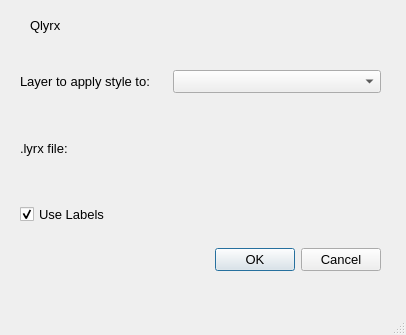
The window that plugin/qlyrx/qlyrx_dialog_base.ui (arc2qgis/lyrxtoqml) describes before a commit, drawn with Qt 5.
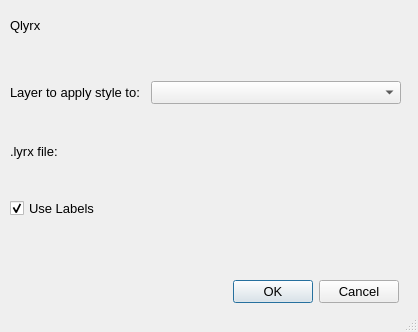
The same window after the commit. Custom widgets are drawn as their Qt base class.

Commit message: changed to grid layout

Patch:
```diff
--- a/plugin/qlyrx/qlyrx_dialog_base.ui
+++ b/plugin/qlyrx/qlyrx_dialog_base.ui
@@ -6,8 +6,8 @@
    <rect>
     <x>0</x>
     <y>0</y>
-    <width>406</width>
-    <height>335</height>
+    <width>418</width>
+    <height>332</height>
    </rect>
   </property>
   <property name="font">
@@ -21,19 +21,37 @@
   <property name="sizeGripEnabled">
    <bool>true</bool>
   </property>
-  <widget class="QWidget" name="gridLayoutWidget">
+  <widget class="QLabel" name="header">
    <property name="geometry">
     <rect>
-     <x>20</x>
-     <y>70</y>
-     <width>361</width>
+     <x>10</x>
+     <y>10</y>
+     <width>381</width>
+     <height>31</height>
+    </rect>
+   </property>
+   <property name="text">
+    <string>Qlyrx</string>
+   </property>
+  </widget>
+  <widget class="QWidget" name="gridLayoutWidget_2">
+   <property name="geometry">
+    <rect>
+     <x>10</x>
+     <y>50</y>
+     <width>391</width>
      <height>201</height>
     </rect>
    </property>
-   <layout class="QVBoxLayout" name="verticalLayout_3">
-    <property name="spacing">
-     <number>23</number>
+   <layout class="QGridLayout" name="gridLayout">
+    <property name="horizontalSpacing">
+     <number>28</number>
     </property>
+    <property name="verticalSpacing">
+     <number>6</number>
+    </property>
+    <item row="0" column="0">
+     <layout class="QVBoxLayout" name="verticalLayout">
     <item>
      <layout class="QHBoxLayout" name="horizontalLayout_3">
       <item>
@@ -45,14 +63,14 @@
          </sizepolicy>
         </property>
         <property name="text">
-         <string>Layer to apply style to:</string>
+           <string>Layer to apply style to:   </string>
         </property>
        </widget>
       </item>
       <item>
        <widget class="QgsMapLayerComboBox" name="layer_select">
         <property name="sizePolicy">
-         <sizepolicy hsizetype="Preferred" vsizetype="Fixed">
+           <sizepolicy hsizetype="Expanding" vsizetype="Fixed">
           <horstretch>0</horstretch>
           <verstretch>0</verstretch>
          </sizepolicy>
@@ -67,10 +85,55 @@
       </item>
      </layout>
     </item>
+     </layout>
+    </item>
+    <item row="2" column="0">
+     <layout class="QVBoxLayout" name="verticalLayout_3">
+      <property name="spacing">
+       <number>8</number>
+      </property>
+      <item>
+       <widget class="QCheckBox" name="parseLables">
+        <property name="sizePolicy">
+         <sizepolicy hsizetype="MinimumExpanding" vsizetype="Fixed">
+          <horstretch>0</horstretch>
+          <verstretch>0</verstretch>
+         </sizepolicy>
+        </property>
+        <property name="minimumSize">
+         <size>
+          <width>359</width>
+          <height>20</height>
+         </size>
+        </property>
+        <property name="text">
+         <string>Use Labels</string>
+        </property>
+        <property name="checked">
+         <bool>true</bool>
+        </property>
+       </widget>
+      </item>
+     </layout>
+    </item>
+    <item row="1" column="0">
+     <layout class="QVBoxLayout" name="verticalLayout_2">
     <item>
      <layout class="QHBoxLayout" name="horizontalLayout_4">
       <item>
        <widget class="QLabel" name="file_label">
+          <property name="sizePolicy">
+           <sizepolicy hsizetype="Preferred" vsizetype="Fixed">
+            <horstretch>0</horstretch>
+            <verstretch>0</verstretch>
+           </sizepolicy>
+          </property>
+          <property name="minimumSize">
+           <size>
+            <width>54</width>
+            <height>20</height>
+           </size>
+          </property>
         <property name="text">
          <string>.lyrx file: </string>
         </property>
@@ -86,7 +149,7 @@
         </property>
         <property name="sizeHint" stdset="0">
          <size>
-          <width>73</width>
+            <width>85</width>
           <height>20</height>
          </size>
         </property>
@@ -94,6 +157,18 @@
       </item>
       <item>
        <widget class="QgsFileWidget" name="file_select">
+          <property name="sizePolicy">
+           <sizepolicy hsizetype="Expanding" vsizetype="Fixed">
+            <horstretch>0</horstretch>
+            <verstretch>0</verstretch>
+           </sizepolicy>
+          </property>
+          <property name="minimumSize">
+           <size>
+            <width>165</width>
+            <height>20</height>
+           </size>
+          </property>
         <property name="dialogTitle">
          <string>Choose a lyrx file for symbology to load</string>
         </property>
@@ -104,39 +179,36 @@
       </item>
      </layout>
     </item>
-    <item>
-     <widget class="QCheckBox" name="parseLables">
-      <property name="text">
-       <string>Use Labels</string>
-      </property>
-      <property name="checked">
-       <bool>true</bool>
-      </property>
-     </widget>
+     </layout>
     </item>
-    <item>
+   </layout>
+  </widget>
      <widget class="QDialogButtonBox" name="button_box">
+   <property name="geometry">
+    <rect>
+     <x>40</x>
+     <y>280</y>
+     <width>359</width>
+     <height>24</height>
+    </rect>
+   </property>
+   <property name="sizePolicy">
+    <sizepolicy hsizetype="Fixed" vsizetype="Fixed">
+     <horstretch>0</horstretch>
+     <verstretch>0</verstretch>
+    </sizepolicy>
+   </property>
+   <property name="minimumSize">
+    <size>
+     <width>359</width>
+     <height>5</height>
+    </size>
+   </property>
       <property name="orientation">
        <enum>Qt::Horizontal</enum>
       </property>
       <property name="standardButtons">
        <set>QDialogButtonBox::Cancel|QDialogButtonBox::Ok</set>
-      </property>
-     </widget>
-    </item>
-   </layout>
-  </widget>
-  <widget class="QLabel" name="header">
-   <property name="geometry">
-    <rect>
-     <x>30</x>
-     <y>10</y>
-     <width>81</width>
-     <height>31</height>
-    </rect>
-   </property>
-   <property name="text">
-    <string>Qlyrx</string>
    </property>
   </widget>
  </widget>
```
Lines whose indentation alone changed are shown as unchanged.
